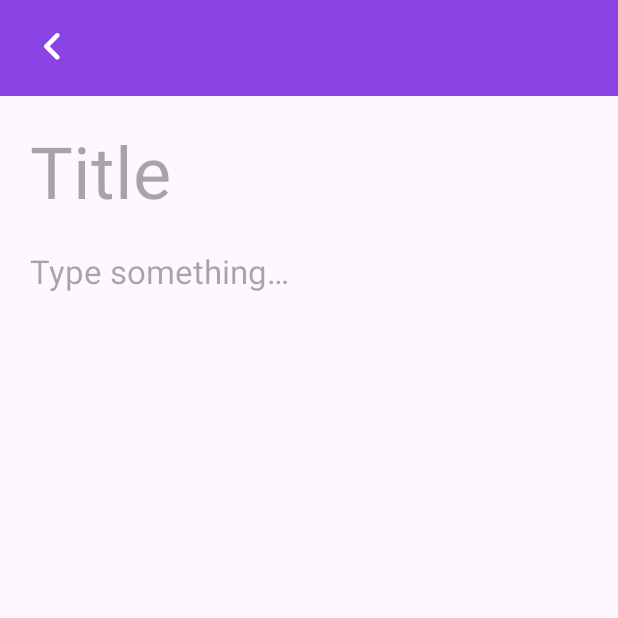
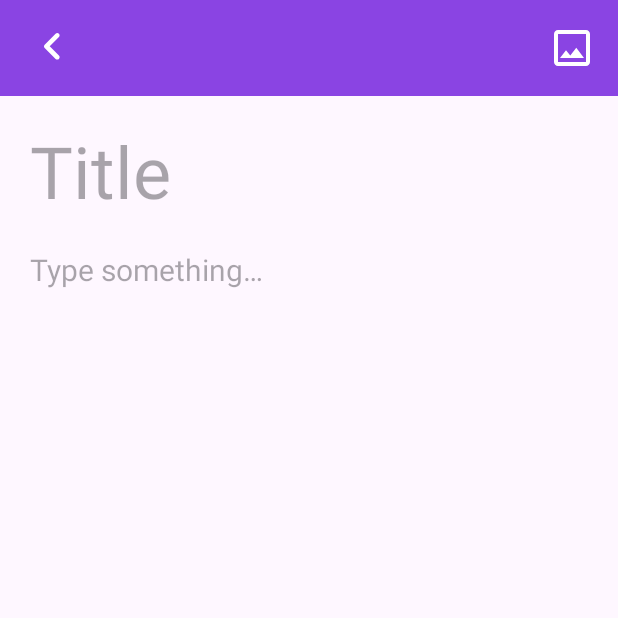
Before and after one commit to Xek0mb1k/Notes, an Android app: the MainActivity screen opened directly, with no data from a screen before it, after a tap on "Add note", on a phone screen of 412 x 824 dp, the top half of it. Run offline under Robolectric (Android 15) with nearby library versions, the phone set to English and light mode, and no system bars; pictures from the network do not load.

Commit message:
Implemented image pasting

```diff
--- a/app/src/main/java/com/mirea/kt/ribo/notes/presentation/MainActivity.kt
+++ b/app/src/main/java/com/mirea/kt/ribo/notes/presentation/MainActivity.kt
@@ -54,7 +54,6 @@ class MainActivity : AppCompatActivity() {
             val intent = NoteItemActivity.newIntentAddItem(this)
             startActivity(intent)
         }
-
 
     }
 
--- a/app/src/main/res/layout/activity_main.xml
+++ b/app/src/main/res/layout/activity_main.xml
@@ -21,7 +21,7 @@
         android:id="@+id/rv_note_list"
         android:layout_width="0dp"
         android:layout_height="0dp"
-        android:paddingTop="8dp"
+
 
         app:layout_constraintBottom_toBottomOf="parent"
         app:layout_constraintEnd_toEndOf="parent"
--- a/app/src/main/res/layout/activity_note_item.xml
+++ b/app/src/main/res/layout/activity_note_item.xml
@@ -59,6 +59,21 @@
             tools:ignore="TouchTargetSizeCheck"
             tools:layout_editor_absoluteX="378dp"
             tools:layout_editor_absoluteY="15dp" />
+
+        <ImageButton
+            android:id="@+id/image_button"
+            android:layout_width="38dp"
+            android:layout_height="38dp"
+            android:layout_gravity="end"
+            android:layout_marginEnd="12dp"
+            android:layout_marginTop="12dp"
+            android:background="@drawable/back_from_image_button"
+            android:contentDescription="@string/pin_this_note"
+            android:scaleType="center"
+            android:src="@drawable/outline_image_24"
+            app:tint="@color/white"
+            tools:ignore="TouchTargetSizeCheck"
+ />
 
 
 
@@ -130,7 +145,7 @@
                 android:minHeight="300dp"
                 android:textCursorDrawable="@drawable/cursor_drawable"
 
-                android:textSize="22sp" />
+                android:textSize="20sp" />
 
 
         </LinearLayout>
--- a/app/src/main/res/layout/item_note.xml
+++ b/app/src/main/res/layout/item_note.xml
@@ -5,9 +5,9 @@
     android:layout_width="match_parent"
     android:layout_height="wrap_content"
     android:layout_marginStart="8dp"
-    android:layout_marginTop="0dp"
+    android:layout_marginTop="4dp"
 
-    android:layout_marginBottom="8dp"
+    android:layout_marginBottom="4dp"
     android:layout_marginEnd="8dp"
     android:elevation="16dp"
 
@@ -39,7 +39,7 @@
             android:layout_width="match_parent"
             android:layout_height="wrap_content"
             android:ellipsize="end"
-            android:maxLines="9"
+            android:maxLines="18"
             android:text="@string/body"
             android:textSize="12sp"/>
 
```
Also changed, not shown: app/build.gradle.kts (+5 -2 lines), app/src/main/java/com/mirea/kt/ribo/notes/presentation/NoteItemActivity.kt (+68 -2 lines), app/src/main/res/layout/item_note_with_image.xml (+8 -6 lines), gradle/libs.versions.toml (+7 -7 lines).
